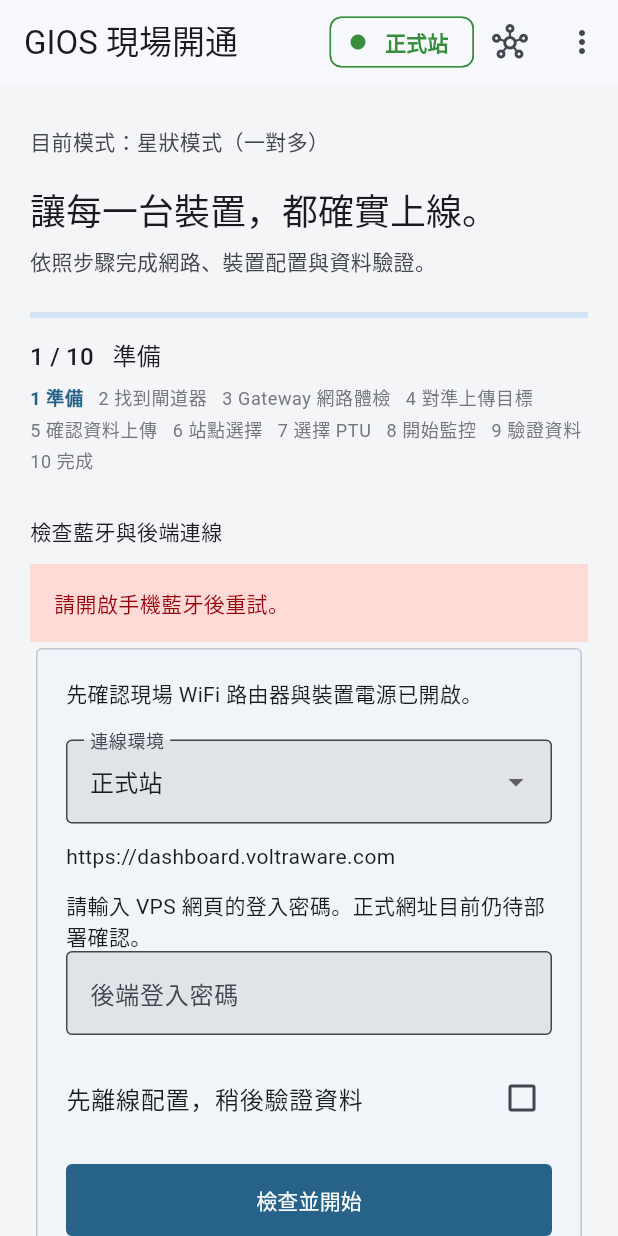
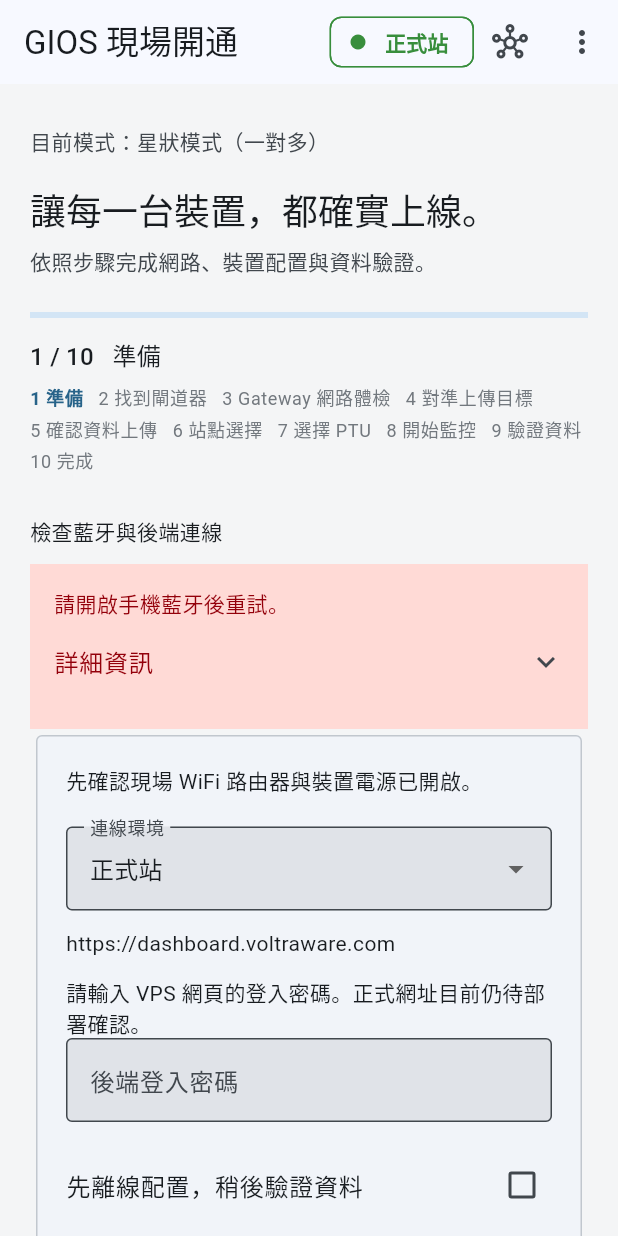
Before and after one commit to jerrywu-voltraware/gateway-commissioning-app, a Flutter app: the screen it shows after launch, after a tap on "檢查並開始", on a phone screen of 412 x 824 dp. Run offline on Flutter 3.47's test engine with Material 3 defaults, Android fonts, the phone set to English and light mode, and no system bars; our stand-ins replace device_info_plus, flutter_riverpod, flutter_secure_storage, permission_handler, shared_preferences; missing offline and left inert: universal_ble.

Commit message:
fix: keep step 8 going when a PTU assign fails and never leave BLE off
- Each assign_device_id retries twice (2 s apart); a PTU that still fails
  is recorded and the batch continues. set_config (max_connections =
  successes, at least 1) and join_fleet still run, and a 「重試這 N 台」
  button reassigns only the failed PTUs.
- The failure/cancel path used to send set_ble_enabled false and
  set_data_upload false (_safeStop); it now turns both back on, and the
  no-PTU-connected branch no longer disables monitoring.
- Error banner shows plain text with raw content under 詳細資訊.
- A rescan unselects PTUs that did not show up and says how many.
- Widget test confirms the done-page summary is rendered.

Co-Authored-By: Claude Fable 5.1 <noreply@anthropic.com>

```diff
--- a/lib/presentation/commissioning_page.dart
+++ b/lib/presentation/commissioning_page.dart
@@ -451,7 +451,11 @@ class _CommissioningPageState extends ConsumerState<CommissioningPage>
     final current = ref.read(backendEnvProvider);
     await ref
         .read(commissionProvider.notifier)
-        .verify(current.base, _login.text, environment: current.environment.name);
+        .verify(
+          current.base,
+          _login.text,
+          environment: current.environment.name,
+        );
     _login.clear();
   }
 
@@ -634,6 +638,14 @@ class _CommissioningPageState extends ConsumerState<CommissioningPage>
                           key: const Key('ptu-selection-count'),
                         ),
                         const SizedBox(height: 6),
+                        if (state.assignFailed.isNotEmpty && !state.busy) ...[
+                          FilledButton.tonal(
+                            key: const Key('ptu-retry-failed'),
+                            onPressed: controller.retryFailedAssign,
+                            child: Text('重試這 ${state.assignFailed.length} 台'),
+                          ),
+                          const SizedBox(height: 6),
+                        ],
                         FilledButton(
                           key: const Key('ptu-configure'),
                           onPressed: !state.busy && state.selected.isNotEmpty
@@ -740,12 +752,45 @@ class _CommissioningPageState extends ConsumerState<CommissioningPage>
                       child: Text(state.message),
                     ),
                   if (state.error != null)
-                    Container(
-                      padding: const EdgeInsets.all(16),
+                    Material(
+                      key: const Key('error-banner'),
                       color: colors.errorContainer,
-                      child: Text(
-                        state.error!,
-                        style: TextStyle(color: colors.onErrorContainer),
+                      child: Padding(
+                        padding: const EdgeInsets.all(16),
+                        child: Column(
+                          crossAxisAlignment: CrossAxisAlignment.start,
+                          children: [
+                            Text(
+                              state.error!,
+                              style: TextStyle(color: colors.onErrorContainer),
+                            ),
+                            if (state.errorDetail != null)
+                              Theme(
+                                data: Theme.of(
+                                  context,
+                                ).copyWith(dividerColor: Colors.transparent),
+                                child: ExpansionTile(
+                                  key: const Key('error-detail'),
+                                  tilePadding: EdgeInsets.zero,
+                                  title: Text(
+                                    '詳細資訊',
+                                    style: TextStyle(
+                                      color: colors.onErrorContainer,
+                                    ),
+                                  ),
+                                  children: [
+                                    SelectableText(
+                                      state.errorDetail!,
+                                      style: TextStyle(
+                                        color: colors.onErrorContainer,
+                                        fontSize: 12,
+                                      ),
+                                    ),
+                                  ],
+                                ),
+                              ),
+                          ],
+                        ),
                       ),
                     ),
                   if (state.busy)
@@ -1144,6 +1189,33 @@ class _CommissioningPageState extends ConsumerState<CommissioningPage>
                 style: TextStyle(color: Theme.of(context).colorScheme.error),
               ),
             ),
+          if (s.absentNotice.isNotEmpty)
+            Padding(
+              key: const Key('absent-notice'),
+              padding: const EdgeInsets.only(bottom: 8),
+              child: Text(
+                s.absentNotice,
+                style: TextStyle(color: Theme.of(context).colorScheme.error),
+              ),
+            ),
+          if (s.assignFailed.isNotEmpty)
+            Padding(
+              key: const Key('assign-failed-list'),
+              padding: const EdgeInsets.only(bottom: 8),
+              child: Column(
+                crossAxisAlignment: CrossAxisAlignment.start,
+                children: [
+                  Text(
+                    '${s.assignFailed.length} 台指派失敗：',
+                    style: TextStyle(
+                      color: Theme.of(context).colorScheme.error,
+                    ),
+                  ),
+                  for (final e in s.assignFailed.entries)
+                    Text('PTU ${e.key}：${e.value}'),
+                ],
+              ),
+            ),
           if (topology.isStar && s.starNotice.isNotEmpty)
             Padding(
               key: const Key('star-owner-notice'),
@@ -1231,7 +1303,11 @@ class _CommissioningPageState extends ConsumerState<CommissioningPage>
             onPressed: enabled ? c.rescanPtus : null,
             child: const Text('返回選擇 PTU，由 Gateway 重新掃描'),
           ),
-          button('開始資料驗證', _startVerify, enabled && s.ptus.any((p) => s.selected.contains(p['mac']))),
+          button(
+            '開始資料驗證',
+            _startVerify,
+            enabled && s.ptus.any((p) => s.selected.contains(p['mac'])),
+          ),
         ];
       default:
         return [
```
Also changed, not shown: lib/application/commissioning_controller.dart (+210 -68 lines), 2 other files.
